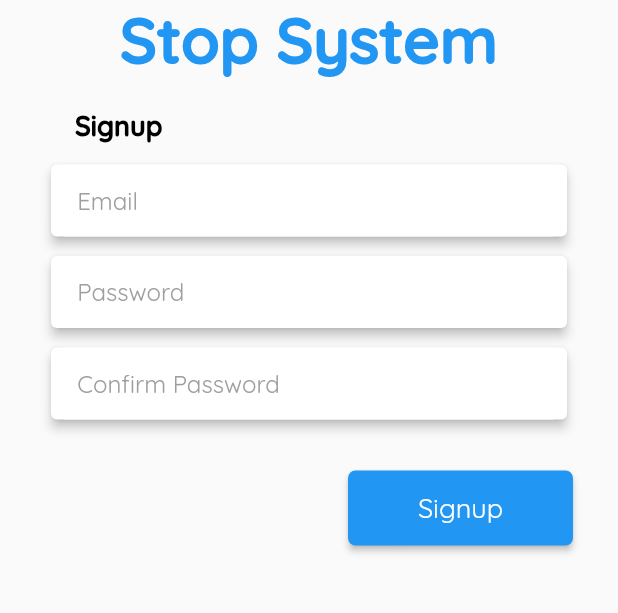
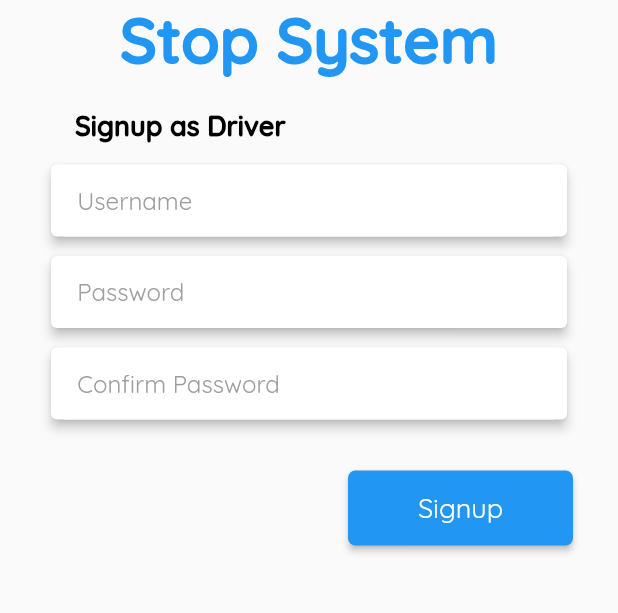
Before and after one commit to lansoyyy/micro-jeepney, a Flutter app: the DriverRegisterScreen screen opened directly, on a phone screen of 412 x 824 dp, the part 494-1107 px from its top. Run offline on Flutter 3.47's test engine with Material 2 defaults, Android fonts, the light colour scheme and no system bars; our stand-ins replace cloud_firestore, firebase_auth, firebase_core, fluttertoast, get_storage; accounts and stored records are empty; network calls fail.

Commit message:
added auth

```diff
--- a/lib/screens/driver_auth.dart/login_page.dart
+++ b/lib/screens/driver_auth.dart/login_page.dart
@@ -39,8 +39,8 @@ class DriverLoginScreen extends StatelessWidget {
               padding: const EdgeInsets.only(left: 50),
               child: Align(
                 alignment: Alignment.bottomLeft,
-                child:
-                    TextBold(text: 'Login', fontSize: 18, color: Colors.black),
+                child: TextBold(
+                    text: 'Login as Driver', fontSize: 18, color: Colors.black),
               ),
             ),
             const SizedBox(
@@ -61,7 +61,7 @@ class DriverLoginScreen extends StatelessWidget {
                     decoration: const InputDecoration(
                         prefixText: '',
                         border: InputBorder.none,
-                        hintText: '    Email',
+                        hintText: '    Username',
                         hintStyle: TextStyle(
                           color: Colors.grey,
                           fontFamily: 'QRegular',
@@ -111,7 +111,8 @@ class DriverLoginScreen extends StatelessWidget {
                         try {
                           await FirebaseAuth.instance
                               .signInWithEmailAndPassword(
-                                  email: email, password: password);
+                                  email: '$email@driver.com',
+                                  password: password);
 
                           showToast('Logged in succesfully!');
                           Navigator.of(context).pushReplacement(
--- a/lib/screens/driver_auth.dart/signup_screen.dart
+++ b/lib/screens/driver_auth.dart/signup_screen.dart
@@ -55,8 +55,10 @@ class DriverRegisterScreen extends StatelessWidget {
               padding: const EdgeInsets.only(left: 50),
               child: Align(
                 alignment: Alignment.bottomLeft,
-                child:
-                    TextBold(text: 'Signup', fontSize: 18, color: Colors.black),
+                child: TextBold(
+                    text: 'Signup as Driver',
+                    fontSize: 18,
+                    color: Colors.black),
               ),
             ),
             const SizedBox(
@@ -77,7 +79,7 @@ class DriverRegisterScreen extends StatelessWidget {
                     decoration: const InputDecoration(
                         prefixText: '',
                         border: InputBorder.none,
-                        hintText: '    Email',
+                        hintText: '    Username',
                         hintStyle: TextStyle(
                           color: Colors.grey,
                           fontFamily: 'QRegular',
@@ -159,7 +161,8 @@ class DriverRegisterScreen extends StatelessWidget {
                           try {
                             await FirebaseAuth.instance
                                 .createUserWithEmailAndPassword(
-                                    email: email, password: password);
+                                    email: '$email@driver.com',
+                                    password: password);
                             addAccount(email, password);
                             Navigator.of(context).pushReplacement(
                                 MaterialPageRoute(
```
Also changed, not shown: lib/screens/auth/login_page.dart (+10 -3 lines), lib/widgets/drawer_widget.dart (+5 -2 lines).
